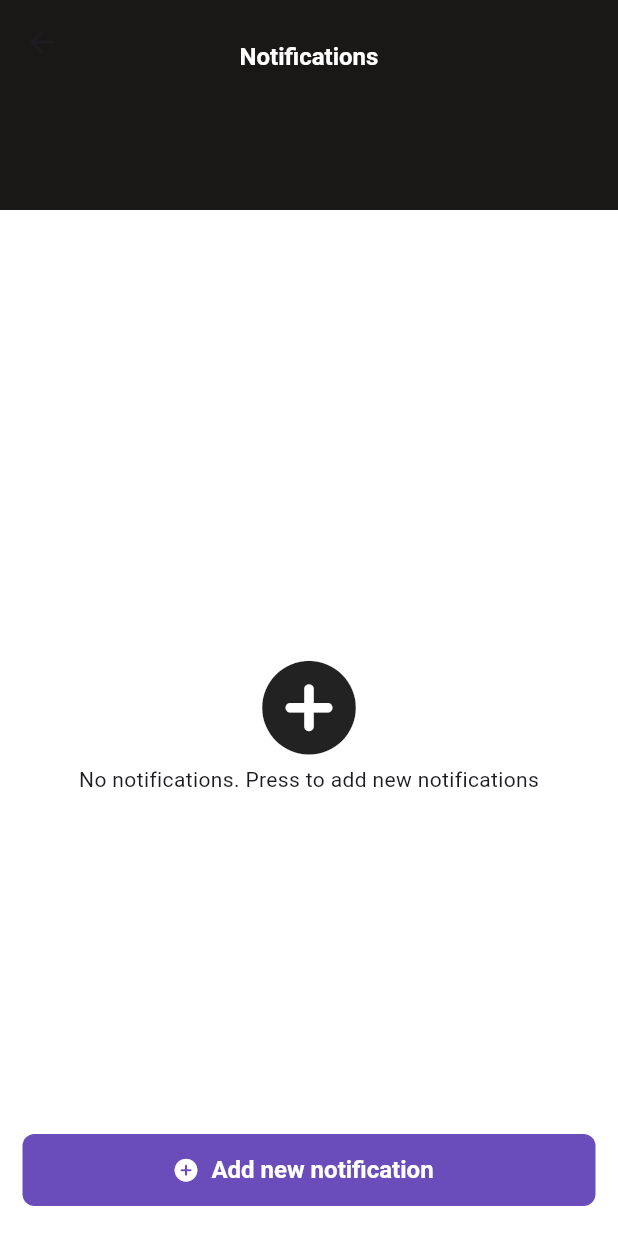
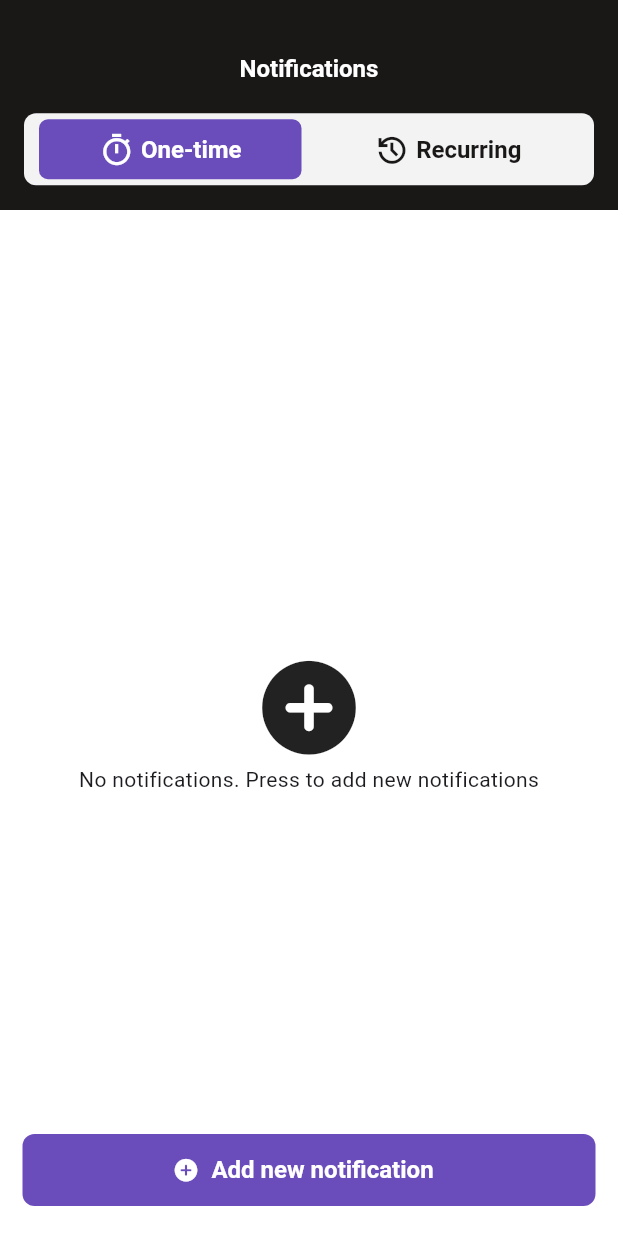
Before and after one commit to Sensornyy/noti, a Flutter app: the NotificationsScreen screen opened directly, on a phone screen of 412 x 824 dp. Run offline on Flutter 3.47's test engine with Material 3 defaults, Android fonts, the phone set to English and light mode, and no system bars; our stand-ins replace flutter_bloc, freezed_annotation, pinput; generated files the repository leaves out were written again.

Commit message:
refactor: code refactor

```diff
--- a/lib/core/shared_widgets/main_app_bar.dart
+++ b/lib/core/shared_widgets/main_app_bar.dart
@@ -1,18 +1,34 @@
 import 'package:flutter/material.dart';
 
 class MainAppBar extends StatelessWidget implements PreferredSizeWidget {
-  const MainAppBar({required this.title, Key? key}) : super(key: key);
+  const MainAppBar({
+    required this.title,
+    this.toolbarHeight,
+    this.child,
+    this.leading,
+    Key? key,
+  }) : super(key: key);
 
   final String title;
+  final double? toolbarHeight;
+  final Widget? child;
+  final Widget? leading;
 
   static const double _topPadding = 20.0;
 
   @override
   Widget build(BuildContext context) {
     return AppBar(
+      toolbarHeight: toolbarHeight,
+      leading: leading,
       title: Padding(
         padding: const EdgeInsets.only(top: _topPadding),
-        child: Text(title),
+        child: Column(
+          children: [
+            Text(title),
+            child ?? const SizedBox.shrink(),
+          ],
+        ),
       ),
     );
   }
--- a/lib/core/shared_widgets/main_button.dart
+++ b/lib/core/shared_widgets/main_button.dart
@@ -1,7 +1,11 @@
 import 'package:flutter/material.dart';
 
 class MainButton extends StatelessWidget {
-  const MainButton({required this.onPressed, required this.child, Key? key}) : super(key: key);
+  const MainButton({
+    required this.onPressed,
+    required this.child,
+    Key? key,
+  }) : super(key: key);
 
   final void Function()? onPressed;
   final Widget child;
--- a/lib/features/auth/bloc/auth_bloc.dart
+++ b/lib/features/auth/bloc/auth_bloc.dart
@@ -1,6 +1,6 @@
 import 'package:flutter_bloc/flutter_bloc.dart';
 import 'package:freezed_annotation/freezed_annotation.dart';
-import 'package:intl/intl.dart';
+import 'package:noti/core/utils/date_util.dart';
 
 part 'auth_event.dart';
 
@@ -10,7 +10,6 @@ part 'auth_bloc.freezed.dart';
 
 class AuthBloc extends Bloc<AuthEvent, AuthState> {
   AuthBloc() : super(const AuthState.disabled()) {
-    const formatter = 'HHmm';
     const duration = 750;
     const pinLength = 4;
 
@@ -18,8 +17,7 @@ class AuthBloc extends Bloc<AuthEvent, AuthState> {
       await event.when(logIn: (pin) async {
         emit(const AuthState.loading());
 
-        DateTime now = DateTime.now();
-        String formattedTime = DateFormat(formatter).format(now);
+        String formattedTime = DateUtil.toStringFromDateTimeNow();
 
         await Future.delayed(const Duration(milliseconds: duration));
 
--- a/lib/features/auth/widgets/error_bar_widget.dart
+++ b/lib/features/auth/widgets/error_bar_widget.dart
@@ -5,7 +5,6 @@ import 'package:noti/core/style/app_theme.dart';
 class ErrorBarWidget extends StatelessWidget {
   const ErrorBarWidget({Key? key}) : super(key: key);
 
-  static const double _height = 48.0;
   static const double _iconLeftPadding = 12.0;
   static const double _iconRightPadding = 6.0;
   static const String _errorText = 'The time is wrong. Try again.';
@@ -13,9 +12,9 @@ class ErrorBarWidget extends StatelessWidget {
   @override
   Widget build(BuildContext context) {
     return Container(
-      height: _height,
+      height: AppTheme.barHeight,
       width: double.infinity,
-      color: AppTheme.errorBar,
+      color: AppTheme.barBackground,
       child: const Row(
         children: [
           Padding(
```
Also changed, not shown: lib/features/auth/screens/auth_screen.dart (+6 -5 lines), lib/main.dart (+12 -2 lines).
